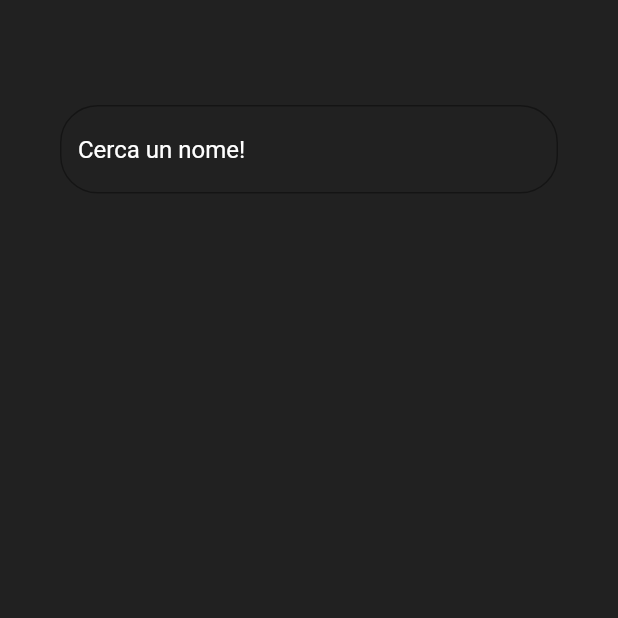
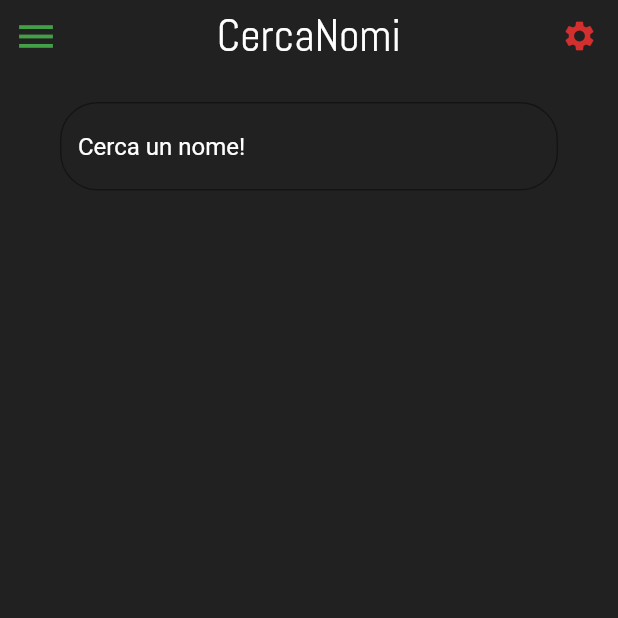
Before and after one commit to SymonRod/Baby_Names, a Flutter app: the screen it shows after launch, on a phone screen of 412 x 824 dp, the top half of it. Run offline on Flutter 3.47's test engine with Material 2 defaults, Android fonts, the phone set to English and light mode, and no system bars; Roboto replaces fonts that are missing (Montserrat).

Commit message:
Aggiunta Navbar TODO, Aggiunti colori a input :(

```diff
--- a/lib/home/GradientAppBar.dart
+++ b/lib/home/GradientAppBar.dart
@@ -4,35 +4,68 @@ class GradientAppBar extends StatelessWidget {
   final String title;
   final double barHeight = 60.0;
 
-  GradientAppBar(this.title);
+  GradientAppBar({this.title});
 
   @override
   Widget build(BuildContext context) {
-    final double statusBarHeight = MediaQuery.of(context).padding.top;
 
     return new Container(
-      padding: new EdgeInsets.only(top: statusBarHeight),
-      height: statusBarHeight + barHeight,
-      child: Center(
-        child: Text(
-          this.title,
-          textDirection: TextDirection.ltr,
-          style: const TextStyle(
-              color: Colors.white,
-              fontFamily: 'Montserrat',
-              fontWeight: FontWeight.w400,
-              fontSize: 36),
-        ),
+      padding: EdgeInsets.only(
+        top: MediaQuery.of(context).padding.top,
       ),
-      decoration: new BoxDecoration(
-          gradient: new LinearGradient(
-              colors: [
-            Color.fromRGBO(87, 87, 87, 1),
-            Color.fromRGBO(46, 46, 46, 1),
-          ],
-              begin: const FractionalOffset(0.0, 0.0),
-              end: const FractionalOffset(0.5, 0.0),
-              tileMode: TileMode.clamp)),
+      child: Row(
+        children: <Widget>[
+          Expanded(
+            flex: 1,
+            child: Container(
+              alignment: Alignment.centerLeft,
+              //color: Colors.green,
+              child: IconButton(
+                color: Colors.green[600],
+                iconSize: 30,
+                icon: Icon(Icons.menu),
+                onPressed: () {
+                  print(
+                    'TODO'
+                  );
+                },
+              ),
+            ),
+          ),
+          Expanded(
+            flex: 6,
+            child: Container(
+              alignment: Alignment.center,
+              height: 45,
+              //color: Colors.white,
+              child: Text(
+                this.title,
+                style: TextStyle(
+                  fontFamily: 'Abel',
+                  fontSize: 30,
+                  color: Colors.white,
+                ),
+              ),
+            ),
+          ),
+
+          Expanded(
+            flex: 1,
+            child: Container(
+              //color: Colors.red,
+              child: IconButton(
+                icon: Icon(Icons.settings),
+                color: Colors.red[700],
+                onPressed: () {
+                  print(
+                    'TODO'
+                  );
+                },
+              ),
+            ),
+          )
+        ],
+      ),
     );
   }
 }
--- a/lib/home/HomePage.dart
+++ b/lib/home/HomePage.dart
@@ -1,8 +1,8 @@
+import 'package:cercanomi/home/GradientAppBar.dart';
 import 'package:flutter/material.dart';
 import 'package:flutter/services.dart';
-
-import 'GradientAppBar.dart';
-import 'HomePageBody.dart';
+import 'package:cercanomi/home/HomePageBody.dart';
+import 'package:cercanomi/home/SideNavBar.dart';
 
 class HomePage extends StatelessWidget {
   @override
@@ -14,9 +14,12 @@ class HomePage extends StatelessWidget {
 
     return new Scaffold(
       backgroundColor: Colors.grey[900],
+        drawer: SideNavBar(),
         body: new Column(
           children: <Widget>[
-            //GradientAppBar("Cerca Nomi"),
+            GradientAppBar(
+              title: 'CercaNomi',
+            ),
             HomePageBody(),
       ],
     ));
--- a/lib/home/HomePageBody.dart
+++ b/lib/home/HomePageBody.dart
@@ -1,20 +1,22 @@
+import 'package:cercanomi/models/Nome.dart';
 import 'package:flutter/material.dart';
 import 'package:cercanomi/cercanomi/cercanomi.dart';
 
 class HomePageBody extends StatefulWidget {
-
-  final  TextEditingController textEditingController = TextEditingController();
+  final TextEditingController textEditingController = TextEditingController();
 
   @override
   _HomePageBodyState createState() => _HomePageBodyState();
 }
 
 class _HomePageBodyState extends State<HomePageBody> {
+  double horizontalMargin = 40;
+  Color coloreInput = Colors.blueAccent;
+
 
   void aggiorna() {
-    setState(() {
 
-    });
+    setState(() {});
   }
 
   @override
@@ -22,14 +24,13 @@ class _HomePageBodyState extends State<HomePageBody> {
     return (Expanded(
       child: Column(
         children: <Widget>[
-
           Container(
             margin: EdgeInsets.only(
-              top: 70,
+              top: 20,
               bottom: 5,
             ),
             padding: EdgeInsets.symmetric(
-              horizontal: 40,
+              horizontal: horizontalMargin,
             ),
             child: TextField(
               onEditingComplete: aggiorna,
@@ -38,9 +39,18 @@ class _HomePageBodyState extends State<HomePageBody> {
                 color: Colors.white,
               ),
               decoration: InputDecoration(
+                focusedBorder: new OutlineInputBorder(
+                  borderRadius: new BorderRadius.circular(25),
+                  borderSide: new BorderSide(
+                    color: coloreInput,
+                  )
+                ),
+
                 border: new OutlineInputBorder(
-                  borderRadius: new BorderRadius.circular(25.0),
-                  borderSide: new BorderSide(),
+                  borderRadius: new BorderRadius.circular(25),
+                  borderSide: new BorderSide(
+                    color: coloreInput,
+                  ),
                 ),
                 hintText: "Cerca un nome!",
                 hintStyle: TextStyle(
@@ -50,16 +60,28 @@ class _HomePageBodyState extends State<HomePageBody> {
               ),
             ),
           ),
+
+          // Carte dei Nomi
           Expanded(
             child: FutureBuilder(
               future: carteNomi(widget.textEditingController.text),
-          builder: (context,snapshot) {
-            if(!snapshot.hasData) {
+              builder: (context, snapshot) {
+                if (!snapshot.hasData) {
                   return Center(child: CircularProgressIndicator());
                 } else {
+
+                  var ciao = List.castFrom(snapshot.data);
+
+                  if(ciao.length == 0) {
+                    coloreInput = Colors.red;
+                  } else {
+                    coloreInput = Colors.green;
+                  }
+
                   return Container(
                     height: MediaQuery.of(context).size.height,
                     child: ListView.builder(
+                      padding: EdgeInsets.zero,
                       scrollDirection: Axis.vertical,
                       shrinkWrap: true,
                       itemCount: snapshot.data.length,
@@ -72,9 +94,10 @@ class _HomePageBodyState extends State<HomePageBody> {
                 }
               },
             ),
-      )
+          ),
+
         ],
-    )));
+      ),
+    ));
   }
-
 }
--- a/pubspec.yaml
+++ b/pubspec.yaml
@@ -66,5 +66,9 @@ flutter:
           weight: 700
         - asset: fonts/Montserrat/Montserrat-Black.ttf
           weight: 900
+    - family: Abel
+      fonts:
+        - asset: fonts/abel/Abel-Regular.ttf
+          weight: 400
   # For details regarding fonts from package dependencies,
   # see https://flutter.dev/custom-fonts/#from-packages
```
Also changed, not shown: lib/cercanomi/cercanomi.dart (+32 -4 lines), lib/home/SideNavBar.dart (added, +23 -0 lines), fonts/abel/Abel-Regular.ttf (added), 2 other files. Lines whose indentation alone changed are shown as unchanged.
